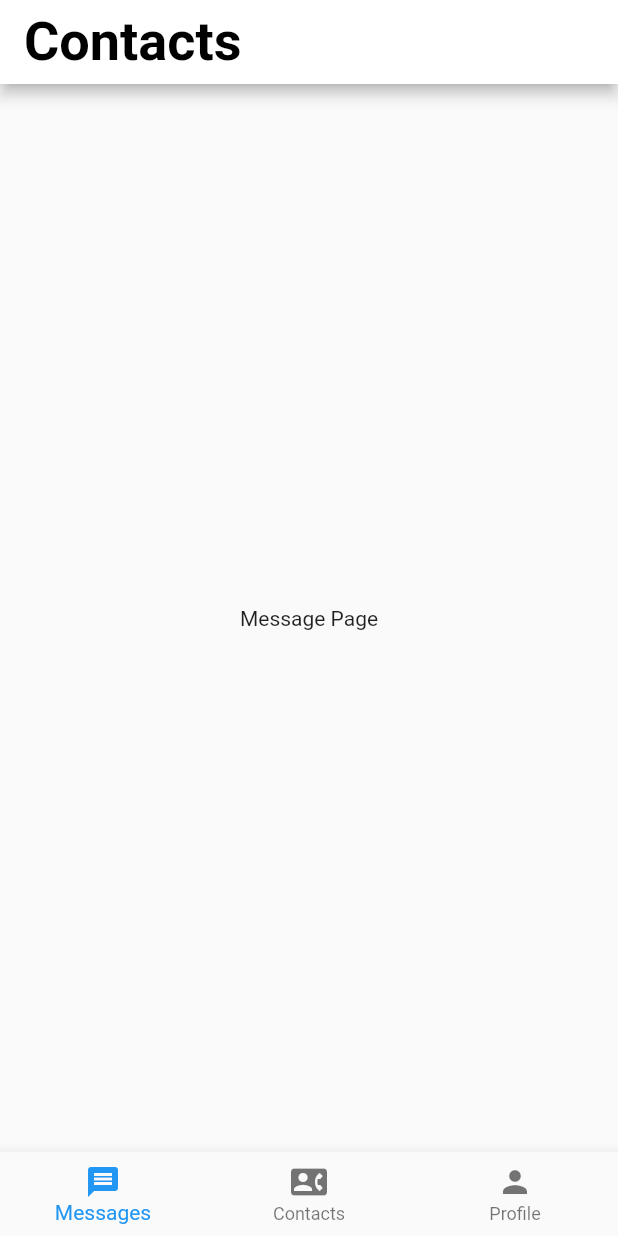
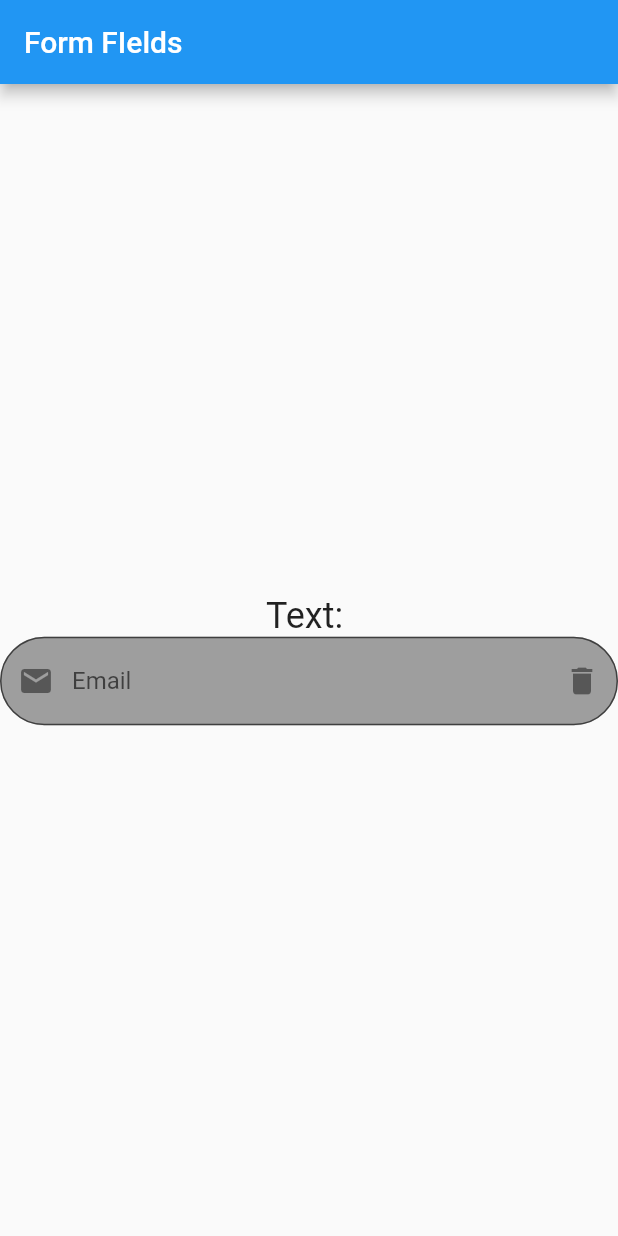
Before and after one commit to AlokMishra01/basic_flutter, a Flutter app: the screen it shows after launch, on a phone screen of 412 x 824 dp. Run offline on Flutter 3.47's test engine with Material 2 defaults, Android fonts, the phone set to English and light mode, and no system bars.

Commit message:
8/30/2021

```diff
--- /dev/null
+++ b/lib/form_fields.dart
@@ -0,0 +1,73 @@
+import 'package:flutter/material.dart';
+
+class FormFields extends StatefulWidget {
+  const FormFields({ Key? key }) : super(key: key);
+
+  @override
+  _FormFieldsState createState() => _FormFieldsState();
+}
+
+class _FormFieldsState extends State<FormFields> {
+  TextEditingController _emailController = TextEditingController();
+
+  @override
+  void dispose() {
+    _emailController.dispose();
+    super.dispose();
+  }
+
+  @override
+  Widget build(BuildContext context) {
+    return Scaffold(
+      appBar: AppBar(
+        title: Text('Form FIelds'),
+      ),
+      body: Column(
+        mainAxisAlignment: MainAxisAlignment.center,
+        children: [
+          Text(
+            'Text: ${_emailController.text}',
+            style: TextStyle(
+              fontSize: 24,
+            ),
+          ),
+          TextFormField(
+            controller: _emailController,
+            onChanged: (value) {
+              print(value);
+              setState(() {});
+            },
+            autovalidateMode: AutovalidateMode.onUserInteraction,
+            validator: (value) {
+              bool isEmail = RegExp(r"^[a-zA-Z0-9.a-zA-Z0-9.!#$%&'*+-/=?^_`{|}~]+@[a-zA-Z0-9]+\.[a-zA-Z]+").hasMatch(value as String);
+              if (isEmail) {
+                return null;
+              } else {
+                return 'Please enter correct email address';
+              }
+            },
+            decoration: InputDecoration(
+              hintText: 'Please fill your email',
+              labelText: 'Email',
+              fillColor: Colors.grey,
+              filled: true,
+              border: OutlineInputBorder(
+                borderRadius: BorderRadius.circular(36),
+                borderSide: BorderSide(
+                  color: Colors.red,
+                ),
+              ),
+              prefixIcon: Icon(
+                Icons.mail,
+              ),
+              suffixIcon: Icon(
+                Icons.delete,
+              ),
+            ),
+          ),
+
+        ],
+      ),
+    );
+  }
+}
--- a/lib/main.dart
+++ b/lib/main.dart
@@ -1,7 +1,10 @@
 import 'package:basic_flutter/bittons_view.dart';
 import 'package:basic_flutter/bottom_nav_bar.dart';
 import 'package:basic_flutter/drawer_view.dart';
+import 'package:basic_flutter/drop_down_button.dart';
 import 'package:basic_flutter/flutter_ui_1.dart';
+import 'package:basic_flutter/form_fields.dart';
+import 'package:basic_flutter/inkwell_gesture.dart';
 import 'package:basic_flutter/list_view.dart';
 import 'package:basic_flutter/multi/grid_view.dart';
 import 'package:basic_flutter/multi/stack_view.dart';
@@ -21,7 +24,7 @@ class MyApp extends StatelessWidget {
       theme: ThemeData(
         primarySwatch: Colors.blue,
       ),
-      home: FlutterUI1(),
+      home: FormFields(),
     );
   }
 }
```
Also changed, not shown: lib/drop_down_button.dart (+44 -1 lines), lib/inkwell_gesture.dart (+60 -1 lines).
